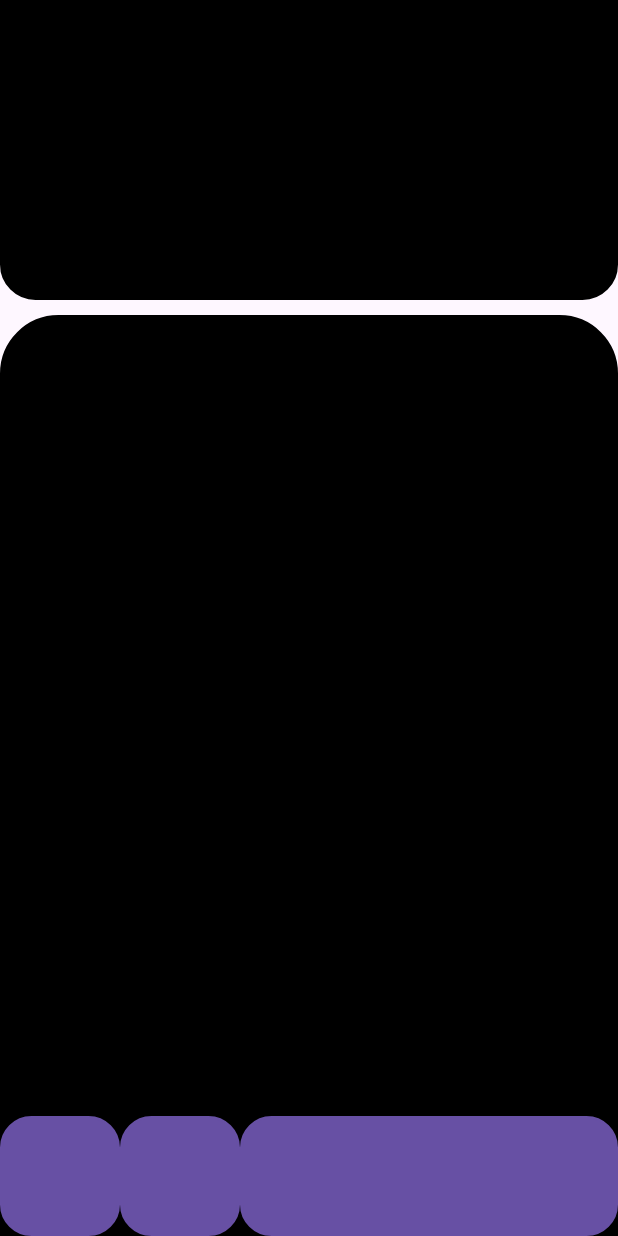
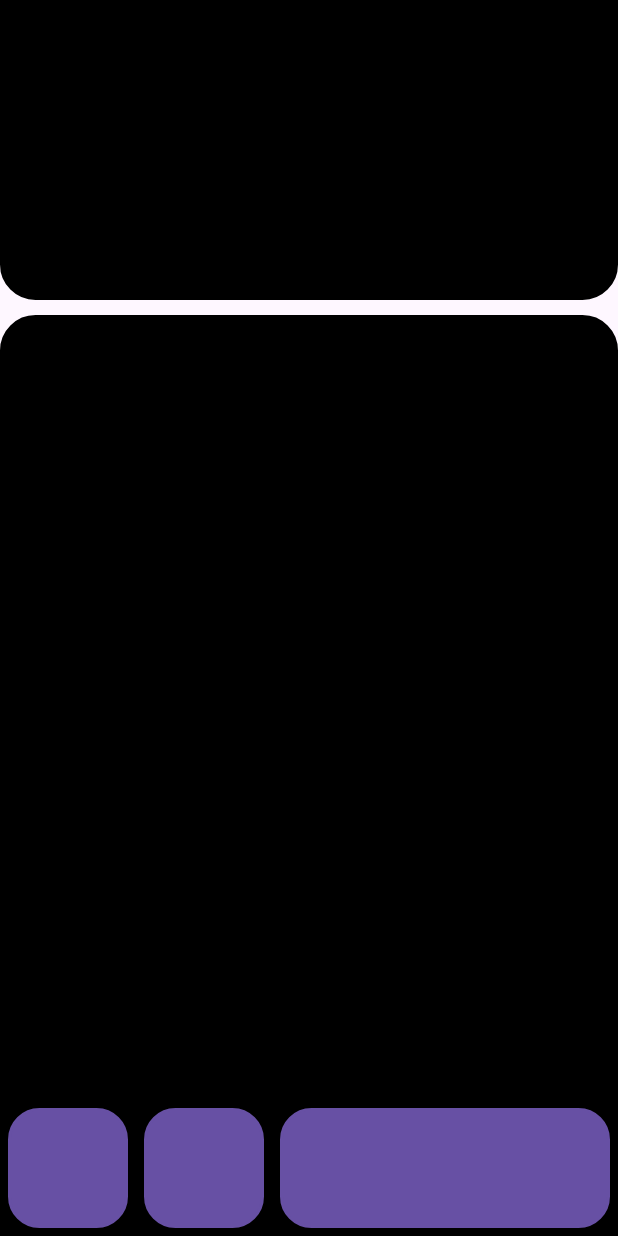
Before and after one commit to RafaelVieira404/android_quiz_fragment, an Android app: the layout fragment_main_activity.xml on its own in the app's theme, with its tools: preview values and no code run, on a phone screen of 412 x 824 dp. Run offline under Robolectric (Android 15) with nearby library versions, the phone set to English and light mode, and no system bars.

Commit message:
Refactor the xml code

```diff
--- a/app/src/main/res/drawable/background_main_body.xml
+++ b/app/src/main/res/drawable/background_main_body.xml
@@ -2,5 +2,5 @@
 <shape xmlns:android="http://schemas.android.com/apk/res/android">
     <solid android:color="@color/white"/>
     <stroke android:width="7dp" android:color="@color/white"/>
-    <corners android:topLeftRadius="35dp" android:topRightRadius="35dp"/>
+    <corners android:topLeftRadius="20dp" android:topRightRadius="20dp"/>
 </shape>
--- a/app/src/main/res/layout/fragment_main_activity.xml
+++ b/app/src/main/res/layout/fragment_main_activity.xml
@@ -30,35 +30,40 @@
         >
         </RelativeLayout>
 
-    <RelativeLayout
-        android:id="@+id/main_button"
-        android:layout_width="match_parent"
-        android:layout_height="wrap_content"
-        android:layout_alignParentBottom="true"
-        android:layout_alignStart="@+id/main_body"
-        android:layout_alignEnd="@+id/main_body">
         <Button
             android:id="@+id/left_bottom_button_main"
             android:layout_alignParentStart="true"
+            android:layout_alignParentBottom="true"
             android:layout_width="80dp"
             android:layout_height="80dp"
+            android:layout_marginBottom="5dp"
+            android:layout_marginStart="5dp"
+            android:layout_marginEnd="5dp"
             android:background="@drawable/round_button"
             >
         </Button>
         <Button
             android:id="@+id/center_bottom_button_main"
+            android:layout_alignParentBottom="true"
             android:layout_width="80dp"
             android:layout_height="80dp"
             android:background="@drawable/round_button"
+            android:layout_marginBottom="5dp"
+            android:layout_marginStart="5dp"
+            android:layout_marginEnd="5dp"
             android:layout_toEndOf="@+id/left_bottom_button_main"
             >
         </Button>
         <Button
             android:id="@+id/right_bottom_button_main"
+            android:layout_alignParentBottom="true"
             android:layout_width="80dp"
             android:layout_height="80dp"
             android:background="@drawable/round_button"
             android:layout_toEndOf="@id/center_bottom_button_main"
+            android:layout_marginBottom="5dp"
+            android:layout_marginStart="5dp"
+            android:layout_marginEnd="5dp"
             android:layout_alignParentEnd="true"
             >
         </Button>
@@ -66,7 +71,7 @@
 
 
 
-    </RelativeLayout>
+
 
 
 
```
